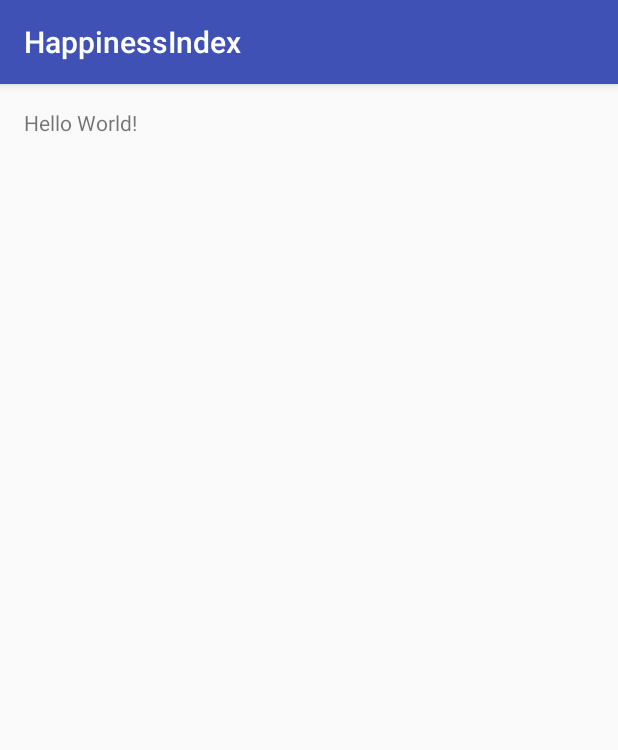
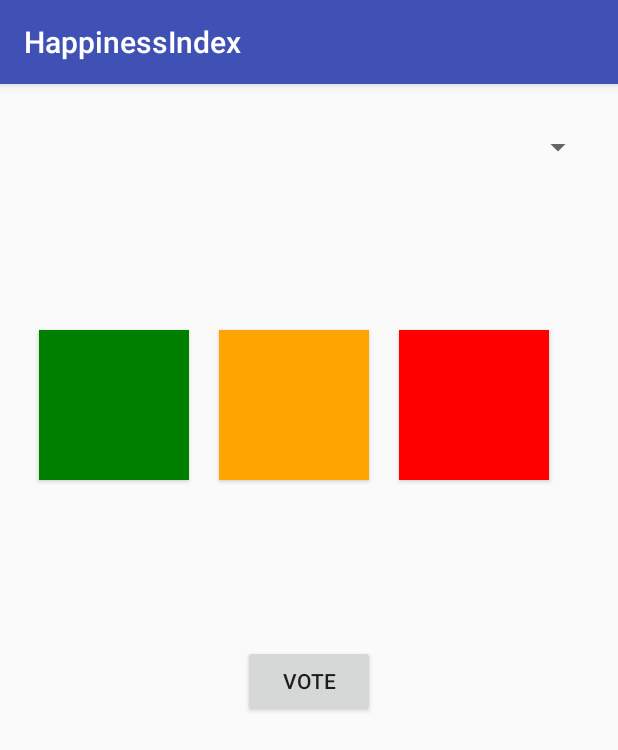
Before and after one commit to AlexandraKapp/HappinessIndex, an Android app: the screen it shows after launch (MainRateActivity), on a phone screen of 412 x 824 dp. Shown: the top 750 px of the screen. Run offline under Robolectric (Android 15) with nearby library versions, the phone set to English and light mode, and no system bars.

Commit message:
Set up of main voting layout

```diff
--- a/app/src/main/java/com/kapp/happinessindex/MainRateActivity.java
+++ b/app/src/main/java/com/kapp/happinessindex/MainRateActivity.java
@@ -8,6 +8,6 @@ public class MainRateActivity extends AppCompatActivity {
     @Override
     protected void onCreate(Bundle savedInstanceState) {
         super.onCreate(savedInstanceState);
-        setContentView(R.layout.activity_main_rate);
+        setContentView(R.layout.activity_main_vote);
     }
 }
--- a/app/src/main/res/layout/activity_main_rate.xml
+++ /dev/null
@@ -1,17 +0,0 @@
-<?xml version="1.0" encoding="utf-8"?>
-<RelativeLayout xmlns:android="http://schemas.android.com/apk/res/android"
-    xmlns:tools="http://schemas.android.com/tools"
-    android:id="@+id/activity_main_rate"
-    android:layout_width="match_parent"
-    android:layout_height="match_parent"
-    android:paddingBottom="@dimen/activity_vertical_margin"
-    android:paddingLeft="@dimen/activity_horizontal_margin"
-    android:paddingRight="@dimen/activity_horizontal_margin"
-    android:paddingTop="@dimen/activity_vertical_margin"
-    tools:context="com.kapp.happinessindex.MainRateActivity">
-
-    <TextView
-        android:layout_width="wrap_content"
-        android:layout_height="wrap_content"
-        android:text="Hello World!" />
-</RelativeLayout>
--- /dev/null
+++ b/app/src/main/res/layout/activity_main_vote.xml
@@ -0,0 +1,45 @@
+<?xml version="1.0" encoding="utf-8"?>
+<LinearLayout xmlns:android="http://schemas.android.com/apk/res/android"
+    xmlns:tools="http://schemas.android.com/tools"
+    android:id="@+id/activity_main_rate"
+    android:layout_width="match_parent"
+    android:layout_height="match_parent"
+    android:paddingBottom="@dimen/activity_vertical_margin"
+    android:paddingLeft="@dimen/activity_horizontal_margin"
+    android:paddingRight="@dimen/activity_horizontal_margin"
+    android:paddingTop="@dimen/activity_vertical_margin"
+    android:orientation="vertical"
+    tools:context="com.kapp.happinessindex.MainRateActivity">
+
+
+    <Spinner
+        android:layout_width="match_parent"
+        android:layout_height="wrap_content"
+        android:layout_gravity="center_horizontal"
+        android:layout_marginTop="14dp"
+        android:id="@+id/spinner"
+        tools:text="#Code"/>
+
+    <View
+        android:id="@+id/spacer1"
+        android:layout_width="match_parent"
+        android:layout_height="100dp"/>
+
+    <include android:id="@+id/colored_buttons"
+        layout="@layout/button_fragment"
+        android:layout_width="wrap_content"
+        android:layout_height="wrap_content"
+        android:layout_gravity="center_vertical"/>
+
+
+    <View
+        android:id="@+id/spacer2"
+        android:layout_width="match_parent"
+        android:layout_height="100dp"/>
+
+    <Button
+        android:layout_width="wrap_content"
+        android:layout_height="wrap_content"
+        android:text="@string/vote_button_text"
+        android:layout_gravity="center_horizontal"/>
+</LinearLayout>
--- /dev/null
+++ b/app/src/main/res/layout/button_fragment.xml
@@ -0,0 +1,28 @@
+<?xml version="1.0" encoding="utf-8"?>
+<RelativeLayout xmlns:android="http://schemas.android.com/apk/res/android"
+    android:layout_width="wrap_content" android:layout_height="match_parent"
+    android:layout_gravity="center">
+
+    <Button
+        android:id="@+id/green_button"
+        android:layout_width="@dimen/button_size"
+        android:layout_height="@dimen/button_size"
+        android:background="@color/basic_green"
+        android:layout_margin="@dimen/small_margin"/>
+    <Button
+        android:id="@+id/orange_button"
+        android:layout_width="@dimen/button_size"
+        android:layout_height="@dimen/button_size"
+        android:layout_toRightOf="@id/green_button"
+        android:layout_toEndOf="@+id/green_button"
+        android:background="@color/basic_orange"
+        android:layout_margin="@dimen/small_margin"/>
+    <Button
+        android:id="@+id/red_button"
+        android:layout_width="@dimen/button_size"
+        android:layout_height="@dimen/button_size"
+        android:layout_toRightOf="@id/orange_button"
+        android:layout_toEndOf="@id/orange_button"
+        android:background="@color/basic_red"
+        android:layout_margin="@dimen/small_margin"/>
+</RelativeLayout>
--- a/app/src/main/res/values/colors.xml
+++ b/app/src/main/res/values/colors.xml
@@ -3,4 +3,8 @@
     <color name="colorPrimary">#3F51B5</color>
     <color name="colorPrimaryDark">#303F9F</color>
     <color name="colorAccent">#FF4081</color>
+
+    <color name="basic_green">#008000</color>
+    <color name="basic_orange">#FFA500</color>
+    <color name="basic_red">#FF0000</color>
 </resources>
--- a/app/src/main/res/values/dimens.xml
+++ b/app/src/main/res/values/dimens.xml
@@ -2,4 +2,6 @@
     <!-- Default screen margins, per the Android Design guidelines. -->
     <dimen name="activity_horizontal_margin">16dp</dimen>
     <dimen name="activity_vertical_margin">16dp</dimen>
+    <dimen name="button_size">100dp</dimen>
+    <dimen name="small_margin">10dp</dimen>
 </resources>
--- a/app/src/main/res/values/strings.xml
+++ b/app/src/main/res/values/strings.xml
@@ -1,3 +1,4 @@
 <resources>
     <string name="app_name">HappinessIndex</string>
+    <string name="vote_button_text">Vote</string>
 </resources>
```
